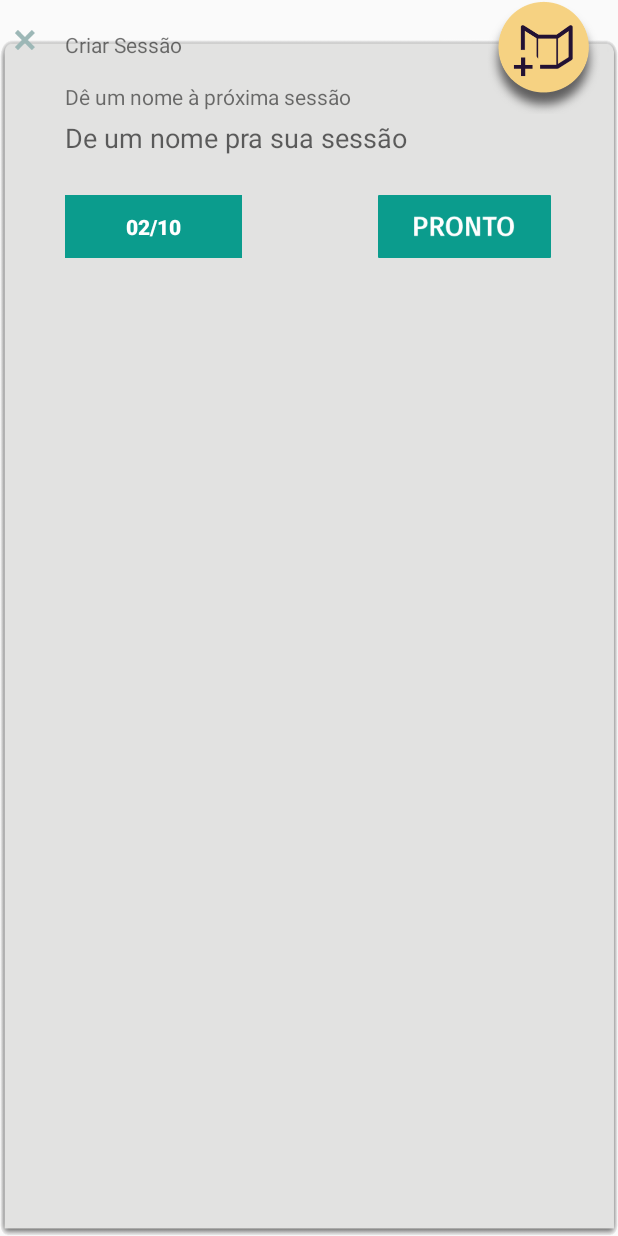
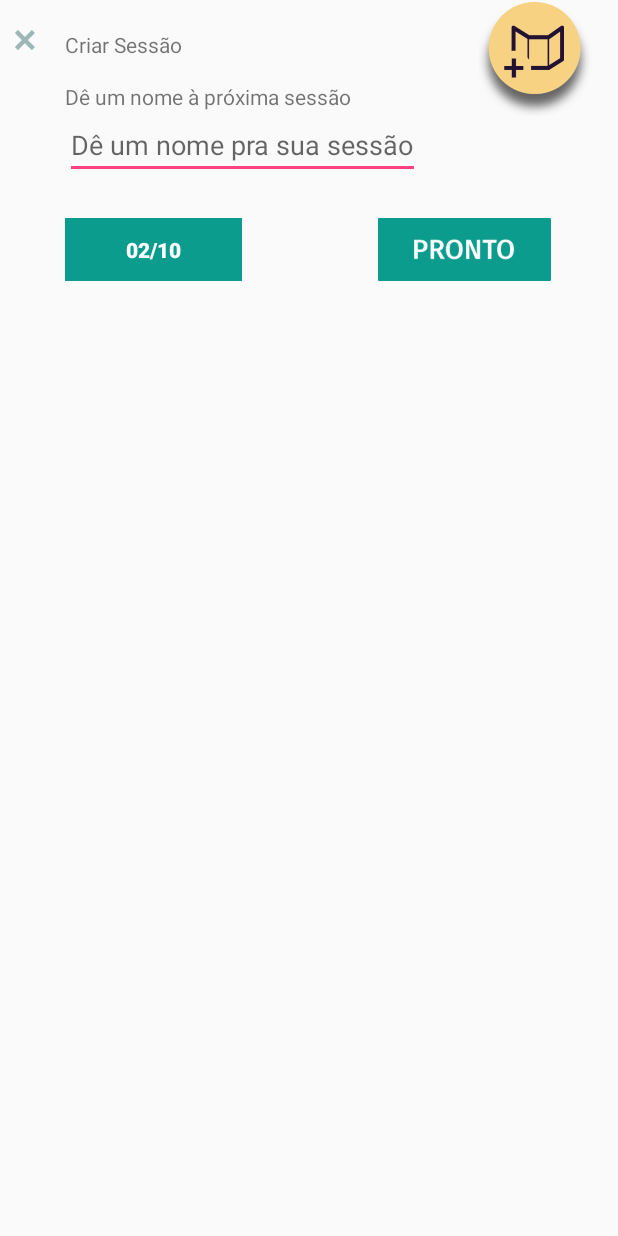
Before and after one commit to herculesS/IgorApp, an Android app: the layout fragment_create_new_session.xml on its own in the app's theme, with its tools: preview values and no code run, on a phone screen of 412 x 824 dp. Run offline under Robolectric (Android 15) with nearby library versions, the phone set to English and light mode, and no system bars.

Commit message:
Changing layout of creation of adventures and sessions.

```diff
--- a/app/src/main/res/layout/fragment_create_new_session.xml
+++ b/app/src/main/res/layout/fragment_create_new_session.xml
@@ -1,42 +1,33 @@
 <?xml version="1.0" encoding="utf-8"?>
 <FrameLayout xmlns:android="http://schemas.android.com/apk/res/android"
              xmlns:app="http://schemas.android.com/apk/res-auto"
-             xmlns:tools="http://schemas.android.com/tools"
-             android:layout_width="match_parent"
-             android:layout_height="match_parent"
-             tools:context="com.devapps.igor.Screens.MainActivity">
-
-    <FrameLayout
              android:layout_width="match_parent"
              android:layout_height="match_parent">
 
-        <ImageView
-            android:layout_width="match_parent"
-            android:layout_height="match_parent"
-            android:scaleType="fitXY"
-            app:srcCompat="@drawable/bg_create_adventure_session"/>
 
     <ImageView
         android:id="@+id/create_session_btn_create"
-            android:layout_width="99dp"
-            android:layout_height="76dp"
+        android:layout_width="111dp"
+        android:layout_height="77dp"
         android:layout_gravity="right"
         app:srcCompat="@drawable/btn_close_edit_mode"/>
-
-        <RelativeLayout
-            android:layout_width="wrap_content"
-            android:layout_height="match_parent"
-            android:layout_marginTop="20dp"
-            android:orientation="horizontal">
 
     <ImageView
         android:id="@+id/create_session_btn_close"
         android:layout_width="13dp"
         android:layout_height="13dp"
-                android:layout_alignParentStart="true"
+        android:layout_gravity="left"
         android:layout_marginLeft="10dp"
         android:layout_marginRight="20dp"
+        android:layout_marginTop="20dp"
         app:srcCompat="@drawable/btn_close"/>
+
+
+    <LinearLayout
+        android:layout_width="match_parent"
+        android:layout_height="wrap_content"
+        android:layout_marginTop="20dp"
+        android:orientation="vertical">
 
 
         <TextView
@@ -44,7 +35,7 @@
             android:layout_width="wrap_content"
             android:layout_height="wrap_content"
             android:layout_gravity="left"
-                android:layout_toEndOf="@+id/create_session_btn_close"
+            android:layout_marginLeft="43dp"
             android:paddingBottom="15dp"
             android:text="Criar Sessão"/>
 
@@ -53,65 +44,49 @@
             android:id="@+id/textView2"
             android:layout_width="wrap_content"
             android:layout_height="wrap_content"
-                android:layout_alignStart="@+id/textView"
-                android:layout_below="@+id/textView"
-                android:paddingBottom="5dp"
+            android:layout_marginLeft="43dp"
             android:text="Dê um nome à próxima sessão"/>
+
 
         <EditText
             android:id="@+id/create_session_editText"
             android:layout_width="wrap_content"
             android:layout_height="wrap_content"
-                android:layout_alignStart="@+id/textView2"
-                android:layout_below="@+id/textView2"
-                android:background="@android:color/transparent"
-                android:hint="De um nome pra sua sessão"/>
+            android:layout_gravity="left"
+            android:inputType="text|textNoSuggestions"
+            android:layout_marginLeft="43dp"
+            android:hint="Dê um nome pra sua sessão"/>
 
-            <RelativeLayout
+
+        <FrameLayout
             android:id="@+id/layout_ready_date_picker"
             android:layout_width="match_parent"
             android:layout_height="wrap_content"
-                android:layout_alignParentEnd="true"
             android:layout_below="@+id/create_session_editText"
-                android:layout_marginTop="26dp"
-                android:orientation="horizontal">
+            android:layout_gravity="bottom"
+            android:layout_marginTop="26dp">
 
 
             <Button
                 android:id="@+id/session_date_picker"
                 android:layout_width="118dp"
                 android:layout_height="42dp"
-                    android:layout_alignParentLeft="true"
+                android:layout_gravity="left"
                 android:layout_marginLeft="43dp"
+                android:background="@drawable/bg_button_default"
                 android:text="02/10"
                 android:textColor="#FFF"
-                    android:textStyle="bold"
-                    android:background="@drawable/bg_button_default"/>
+                android:textStyle="bold"/>
 
             <ImageView
                 android:id="@+id/criar_session_botao_pronto"
                 android:layout_width="118dp"
                 android:layout_height="42dp"
-                    android:layout_alignParentRight="true"
+                android:layout_gravity="right"
                 android:layout_marginRight="43dp"
                 app:srcCompat="@drawable/btn_ready"/>
 
-            </RelativeLayout>
-
-            <ImageView
-                android:id="@+id/imageView2"
-                android:layout_width="260dp"
-                android:layout_height="1dp"
-
-                android:layout_alignEnd="@+id/layout_ready_date_picker"
-                android:layout_alignStart="@+id/create_session_editText"
-                android:layout_below="@+id/create_session_editText"
-                android:layout_marginTop="11dp"
-                app:srcCompat="@drawable/barra_de_progressao_jogadas"/>
-
-
-        </RelativeLayout>
         </FrameLayout>
 
-
+    </LinearLayout>
 </FrameLayout>
```
Also changed, not shown: app/src/main/res/layout/fragment_create_new_adventure.xml (+14 -29 lines). Lines whose indentation alone changed are shown as unchanged.
